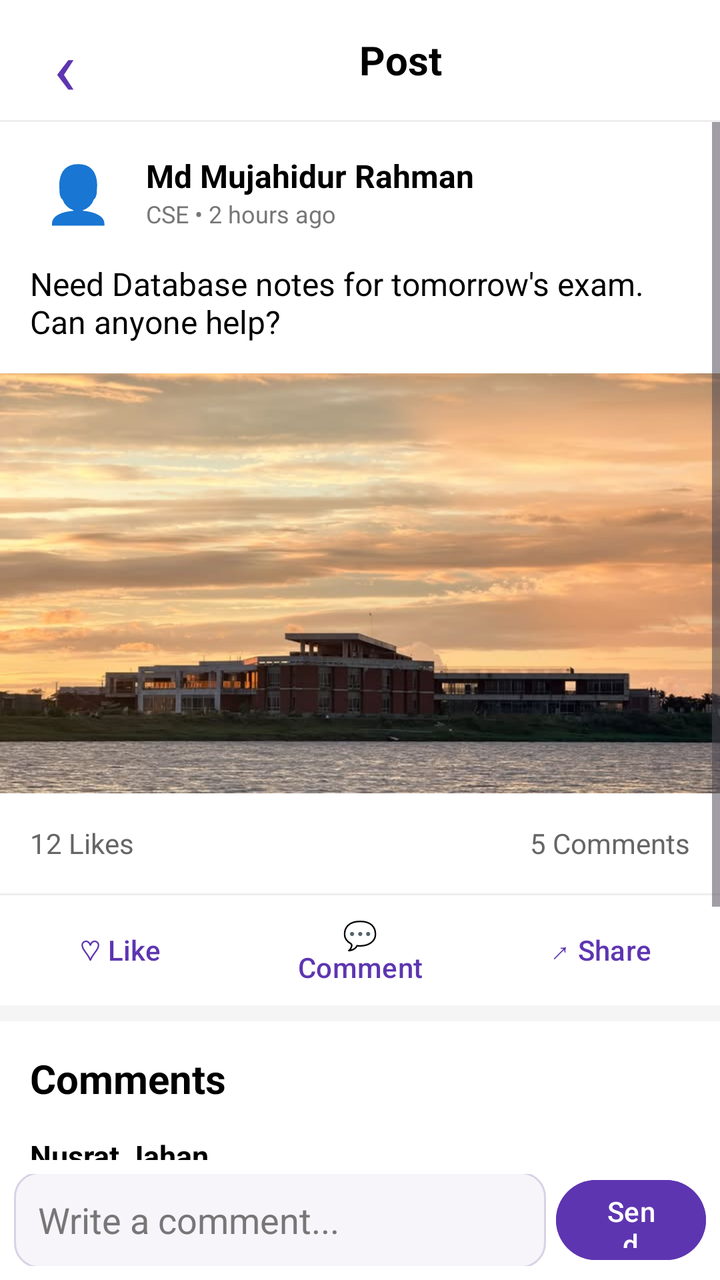
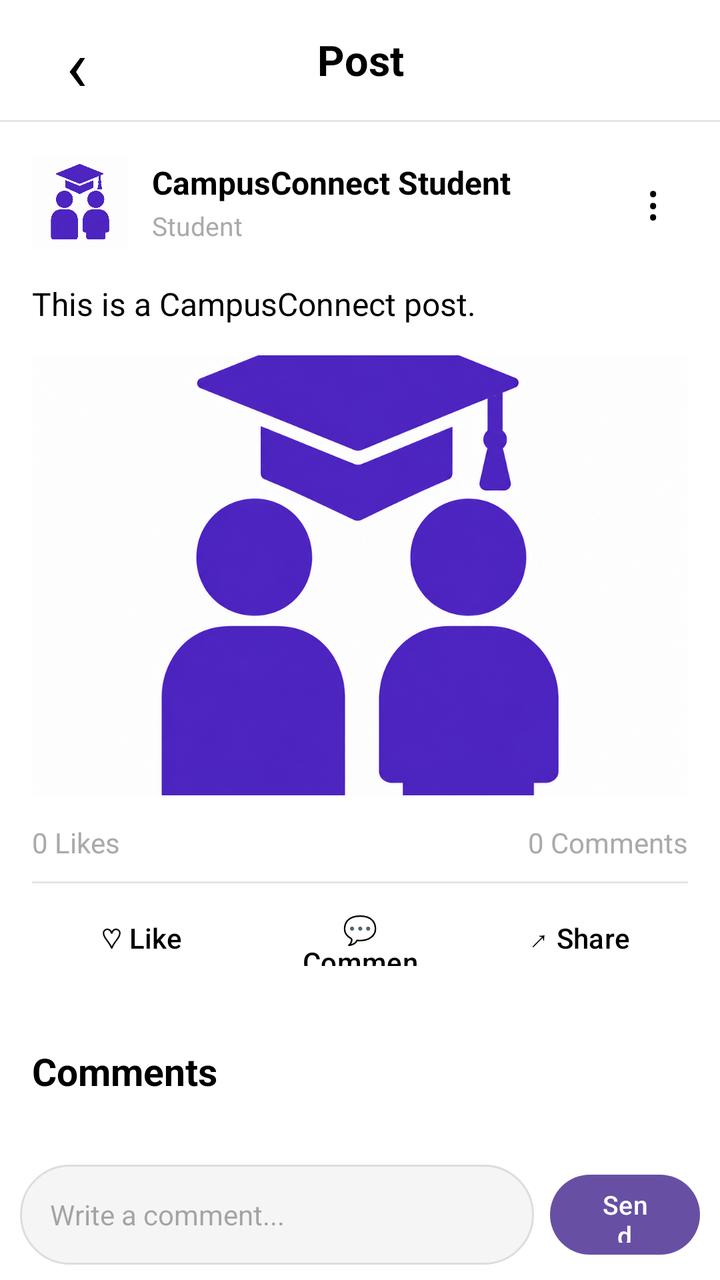

Screens rendered from an Android XML layout before and after an edit, with the pre-edit source and the edit as a unified diff.
<!-- AndroidManifest.xml: application theme Theme.CampusConnect -->
<!-- res/layout/activity_post_details.xml -->
<?xml version="1.0" encoding="utf-8"?>
<LinearLayout
    xmlns:android="http://schemas.android.com/apk/res/android"
    android:layout_width="match_parent"
    android:layout_height="match_parent"
    android:orientation="vertical"
    android:background="@color/white">

    

    <LinearLayout
        android:layout_width="match_parent"
        android:layout_height="60dp"
        android:gravity="center_vertical"
        android:paddingStart="10dp"
        android:paddingEnd="15dp">

        <TextView
            android:id="@+id/tvBack"
            android:layout_width="45dp"
            android:layout_height="45dp"
            android:gravity="center"
            android:text="‹"
            android:textSize="38sp"
            android:textColor="@color/app_name"
            android:clickable="true"
            android:focusable="true"/>

        <TextView
            android:layout_width="0dp"
            android:layout_height="wrap_content"
            android:layout_weight="1"
            android:text="Post"
            android:textSize="20sp"
            android:textStyle="bold"
            android:gravity="center"
            android:textColor="@color/black"/>

    </LinearLayout>

    <View
        android:layout_width="match_parent"
        android:layout_height="1dp"
        android:background="#EEEEEE"/>


    

    <ScrollView
        android:layout_width="match_parent"
        android:layout_height="0dp"
        android:layout_weight="1"
        android:fillViewport="true">

        <LinearLayout
            android:layout_width="match_parent"
            android:layout_height="wrap_content"
            android:orientation="vertical">

            

            <LinearLayout
                android:layout_width="match_parent"
                android:layout_height="70dp"
                android:orientation="horizontal"
                android:gravity="center_vertical"
                android:paddingStart="15dp"
                android:paddingEnd="15dp">

                <TextView
                    android:layout_width="48dp"
                    android:layout_height="48dp"
                    android:gravity="center"
                    android:text="👤"
                    android:textSize="28sp"/>

                <LinearLayout
                    android:layout_width="wrap_content"
                    android:layout_height="wrap_content"
                    android:orientation="vertical"
                    android:layout_marginStart="10dp">

                    <TextView
                        android:layout_width="wrap_content"
                        android:layout_height="wrap_content"
                        android:text="Md Mujahidur Rahman"
                        android:textSize="16sp"
                        android:textStyle="bold"
                        android:textColor="@color/black"/>

                    <TextView
                        android:layout_width="wrap_content"
                        android:layout_height="wrap_content"
                        android:text="CSE • 2 hours ago"
                        android:textSize="12sp"
                        android:textColor="#777777"/>

                </LinearLayout>

            </LinearLayout>


            

            <TextView
                android:layout_width="match_parent"
                android:layout_height="wrap_content"
                android:paddingStart="15dp"
                android:paddingEnd="15dp"
                android:paddingBottom="15dp"
                android:text="Need Database notes for tomorrow's exam. Can anyone help?"
                android:textSize="16sp"
                android:textColor="@color/black"/>


            

            <ImageView
                android:layout_width="match_parent"
                android:layout_height="210dp"
                android:src="@drawable/campus"
                android:scaleType="centerCrop"
                android:contentDescription="Post Image"/>


            

            <LinearLayout
                android:layout_width="match_parent"
                android:layout_height="50dp"
                android:gravity="center_vertical"
                android:paddingStart="15dp"
                android:paddingEnd="15dp">

                <TextView
                    android:id="@+id/tvLikeCount"
                    android:layout_width="0dp"
                    android:layout_height="wrap_content"
                    android:layout_weight="1"
                    android:text="12 Likes"
                    android:textSize="14sp"
                    android:textColor="#666666"/>

                <TextView
                    android:id="@+id/tvCommentCount"
                    android:layout_width="wrap_content"
                    android:layout_height="wrap_content"
                    android:text="5 Comments"
                    android:textSize="14sp"
                    android:textColor="#666666"/>

            </LinearLayout>


            <View
                android:layout_width="match_parent"
                android:layout_height="1dp"
                android:background="#EEEEEE"/>


            

            <LinearLayout
                android:layout_width="match_parent"
                android:layout_height="55dp"
                android:orientation="horizontal">

                <Button
                    android:id="@+id/btnLike"
                    android:layout_width="0dp"
                    android:layout_height="match_parent"
                    android:layout_weight="1"
                    android:text="♡ Like"
                    android:textColor="@color/app_name"
                    android:backgroundTint="@android:color/transparent"/>

                <Button
                    android:id="@+id/btnComment"
                    android:layout_width="0dp"
                    android:layout_height="match_parent"
                    android:layout_weight="1"
                    android:text="💬 Comment"
                    android:textColor="@color/app_name"
                    android:backgroundTint="@android:color/transparent"/>

                <Button
                    android:id="@+id/btnShare"
                    android:layout_width="0dp"
                    android:layout_height="match_parent"
                    android:layout_weight="1"
                    android:text="↗ Share"
                    android:textColor="@color/app_name"
                    android:backgroundTint="@android:color/transparent"/>

            </LinearLayout>


            <View
                android:layout_width="match_parent"
                android:layout_height="8dp"
                android:background="#F5F5F5"/>


            

            <TextView
                android:layout_width="wrap_content"
                android:layout_height="wrap_content"
                android:text="Comments"
                android:textSize="20sp"
                android:textStyle="bold"
                android:textColor="@color/black"
                android:padding="15dp"/>


            

            <LinearLayout
                android:id="@+id/commentContainer"
                android:layout_width="match_parent"
                android:layout_height="wrap_content"
                android:orientation="vertical">

                

                <LinearLayout
                    android:layout_width="match_parent"
                    android:layout_height="wrap_content"
                    android:orientation="vertical"
                    android:paddingStart="15dp"
                    android:paddingEnd="15dp"
                    android:paddingBottom="15dp">

                    <TextView
                        android:layout_width="wrap_content"
                        android:layout_height="wrap_content"
                        android:text="Nusrat Jahan"
                        android:textStyle="bold"
                        android:textSize="15sp"
                        android:textColor="@color/black"/>

                    <TextView
                        android:layout_width="match_parent"
                        android:layout_height="wrap_content"
                        android:layout_marginTop="4dp"
                        android:text="Sure, I have the notes."
                        android:textSize="14sp"
                        android:textColor="#666666"/>

                </LinearLayout>


                

                <LinearLayout
                    android:layout_width="match_parent"
                    android:layout_height="wrap_content"
                    android:orientation="vertical"
                    android:paddingStart="15dp"
                    android:paddingEnd="15dp"
                    android:paddingBottom="15dp">

                    <TextView
                        android:layout_width="wrap_content"
                        android:layout_height="wrap_content"
                        android:text="Tanvir Hasan"
                        android:textStyle="bold"
                        android:textSize="15sp"
                        android:textColor="@color/black"/>

                    <TextView
                        android:layout_width="match_parent"
                        android:layout_height="wrap_content"
                        android:layout_marginTop="4dp"
                        android:text="Please share with me too."
                        android:textSize="14sp"
                        android:textColor="#666666"/>

                </LinearLayout>


                

                <LinearLayout
                    android:layout_width="match_parent"
                    android:layout_height="wrap_content"
                    android:orientation="vertical"
                    android:paddingStart="15dp"
                    android:paddingEnd="15dp"
                    android:paddingBottom="20dp">

                    <TextView
                        android:layout_width="wrap_content"
                        android:layout_height="wrap_content"
                        android:text="Md Mujahidur Rahman"
                        android:textStyle="bold"
                        android:textSize="15sp"
                        android:textColor="@color/black"/>

                    <TextView
                        android:layout_width="match_parent"
                        android:layout_height="wrap_content"
                        android:layout_marginTop="4dp"
                        android:text="Thanks everyone!"
                        android:textSize="14sp"
                        android:textColor="#666666"/>

                </LinearLayout>

            </LinearLayout>

        </LinearLayout>

    </ScrollView>


    

    <LinearLayout
        android:layout_width="match_parent"
        android:layout_height="60dp"
        android:orientation="horizontal"
        android:gravity="center_vertical"
        android:padding="7dp"
        android:background="@color/white">

        <EditText
            android:id="@+id/etComment"
            android:layout_width="0dp"
            android:layout_height="48dp"
            android:layout_weight="1"
            android:hint="Write a comment..."
            android:singleLine="true"
            android:textColor="@color/black"
            android:textColorHint="#777777"
            android:paddingStart="12dp"
            android:paddingEnd="12dp"
            android:background="@drawable/edittext_background"/>

        <Button
            android:id="@+id/btnSendComment"
            android:layout_width="75dp"
            android:layout_height="48dp"
            android:layout_marginStart="5dp"
            android:text="Send"
            android:textColor="@color/white"
            android:backgroundTint="@color/app_name"/>

    </LinearLayout>

</LinearLayout>
<!-- resources referenced by this layout -->
<resources>
  <color name="app_name">#5E35B1</color>
  <color name="black">#FF000000</color>
  <color name="white">#FFFFFFFF</color>
  <!-- drawable campus: jpg bitmap (drawable, 52327 bytes) -->
  <!-- drawable edittext_background (drawable) -->
  <?xml version="1.0" encoding="utf-8"?>
  <shape
      xmlns:android="http://schemas.android.com/apk/res/android"
      android:shape="rectangle">
  
      <solid
          android:color="#F7F5FA"/>
  
      <corners
          android:radius="12dp"/>
  
      <stroke
          android:width="1dp"
          android:color="#D8D2E5"/>
  
  </shape>
  <style name="Theme.CampusConnect" parent="Base.Theme.CampusConnect" />
  <style name="Base.Theme.CampusConnect" parent="Theme.Material3.DayNight.NoActionBar">
          
          
      </style>
</resources>

<!-- the commit's change to res/layout/activity_post_details.xml (unified diff, before → after) -->
@@ -1,19 +1,22 @@
 <?xml version="1.0" encoding="utf-8"?>
-<LinearLayout
-    xmlns:android="http://schemas.android.com/apk/res/android"
+<LinearLayout xmlns:android="http://schemas.android.com/apk/res/android"
     android:layout_width="match_parent"
     android:layout_height="match_parent"
     android:orientation="vertical"
     android:background="@color/white">
 
     
+    
+    
 
     <LinearLayout
         android:layout_width="match_parent"
         android:layout_height="60dp"
+        android:orientation="horizontal"
         android:gravity="center_vertical"
-        android:paddingStart="10dp"
-        android:paddingEnd="15dp">
+        android:paddingStart="16dp"
+        android:paddingEnd="16dp"
+        android:background="@color/white">
 
         <TextView
             android:id="@+id/tvBack"
@@ -21,29 +24,36 @@
             android:layout_height="45dp"
             android:gravity="center"
             android:text="‹"
-            android:textSize="38sp"
-            android:textColor="@color/app_name"
+            android:textSize="36sp"
+            android:textColor="@color/black"
             android:clickable="true"
-            android:focusable="true"/>
+            android:focusable="true" />
 
         <TextView
             android:layout_width="0dp"
             android:layout_height="wrap_content"
             android:layout_weight="1"
+            android:gravity="center"
             android:text="Post"
-            android:textSize="20sp"
+            android:textSize="21sp"
             android:textStyle="bold"
-            android:gravity="center"
-            android:textColor="@color/black"/>
+            android:textColor="@color/black" />
+
+        <View
+            android:layout_width="45dp"
+            android:layout_height="45dp" />
 
     </LinearLayout>
+
+    
 
     <View
         android:layout_width="match_parent"
         android:layout_height="1dp"
-        android:background="#EEEEEE"/>
-
-
+        android:background="#E5E5E5" />
+
+    
+    
     
 
     <ScrollView
@@ -58,293 +68,254 @@
             android:orientation="vertical">
 
             
+            
+            
 
             <LinearLayout
                 android:layout_width="match_parent"
-                android:layout_height="70dp"
-                android:orientation="horizontal"
-                android:gravity="center_vertical"
-                android:paddingStart="15dp"
-                android:paddingEnd="15dp">
+                android:layout_height="wrap_content"
+                android:orientation="vertical"
+                android:padding="16dp">
+
+                
+
+                <LinearLayout
+                    android:layout_width="match_parent"
+                    android:layout_height="wrap_content"
+                    android:orientation="horizontal"
+                    android:gravity="center_vertical">
+
+                    
+
+                    <ImageView
+                        android:layout_width="48dp"
+                        android:layout_height="48dp"
+                        android:src="@drawable/logo"
+                        android:scaleType="centerCrop"
+                        android:contentDescription="Profile Image" />
+
+                    
+
+                    <LinearLayout
+                        android:layout_width="0dp"
+                        android:layout_height="wrap_content"
+                        android:layout_weight="1"
+                        android:orientation="vertical"
+                        android:paddingStart="12dp">
+
+                        <TextView
+                            android:id="@+id/tvPostName"
+                            android:layout_width="match_parent"
+                            android:layout_height="wrap_content"
+                            android:text="CampusConnect Student"
+                            android:textSize="16sp"
+                            android:textStyle="bold"
+                            android:textColor="@color/black" />
+
+                        <TextView
+                            android:layout_width="match_parent"
+                            android:layout_height="wrap_content"
+                            android:text="Student"
+                            android:textSize="13sp"
+                            android:textColor="@android:color/darker_gray"
+                            android:layout_marginTop="2dp" />
+
+                    </LinearLayout>
+
+                    
+
+                    <TextView
+                        android:layout_width="35dp"
+                        android:layout_height="35dp"
+                        android:gravity="center"
+                        android:text="⋮"
+                        android:textSize="24sp"
+                        android:textColor="@color/black" />
+
+                </LinearLayout>
+
+                
+                
+                
 
                 <TextView
-                    android:layout_width="48dp"
-                    android:layout_height="48dp"
-                    android:gravity="center"
-                    android:text="👤"
-                    android:textSize="28sp"/>
+                    android:id="@+id/tvPostText"
+                    android:layout_width="match_parent"
+                    android:layout_height="wrap_content"
+                    android:layout_marginTop="16dp"
+                    android:text="This is a CampusConnect post."
+                    android:textSize="16sp"
+                    android:textColor="@color/black"
+                    android:lineSpacingExtra="4dp" />
+
+                
+                
+                
+
+                <ImageView
+                    android:id="@+id/imgPost"
+                    android:layout_width="match_parent"
+                    android:layout_height="220dp"
+                    android:layout_marginTop="15dp"
+                    android:scaleType="centerCrop"
+                    android:src="@drawable/logo"
+                    android:contentDescription="Post Image" />
+
+                
+                
+                
 
                 <LinearLayout
-                    android:layout_width="wrap_content"
-                    android:layout_height="wrap_content"
-                    android:orientation="vertical"
-                    android:layout_marginStart="10dp">
+                    android:layout_width="match_parent"
+                    android:layout_height="wrap_content"
+                    android:orientation="horizontal"
+                    android:paddingTop="14dp"
+                    android:paddingBottom="10dp">
 
                     <TextView
+                        android:id="@+id/tvLikeCount"
+                        android:layout_width="0dp"
+                        android:layout_height="wrap_content"
+                        android:layout_weight="1"
+                        android:text="0 Likes"
+                        android:textSize="14sp"
+                        android:textColor="@android:color/darker_gray" />
+
+                    <TextView
+                        android:id="@+id/tvCommentCount"
                         android:layout_width="wrap_content"
                         android:layout_height="wrap_content"
-                        android:text="Md Mujahidur Rahman"
-                        android:textSize="16sp"
-                        android:textStyle="bold"
-                        android:textColor="@color/black"/>
-
-                    <TextView
-                        android:layout_width="wrap_content"
-                        android:layout_height="wrap_content"
-                        android:text="CSE • 2 hours ago"
-                        android:textSize="12sp"
-                        android:textColor="#777777"/>
+                        android:text="0 Comments"
+                        android:textSize="14sp"
+                        android:textColor="@android:color/darker_gray" />
 
                 </LinearLayout>
 
+                
+
+                <View
+                    android:layout_width="match_parent"
+                    android:layout_height="1dp"
+                    android:background="#E5E5E5" />
+
+                
+                
+                
+
+                <LinearLayout
+                    android:layout_width="match_parent"
+                    android:layout_height="55dp"
+                    android:orientation="horizontal"
+                    android:gravity="center">
+
+                    <Button
+                        android:id="@+id/btnLike"
+                        android:layout_width="0dp"
+                        android:layout_height="48dp"
+                        android:layout_weight="1"
+                        android:text="♡ Like"
+                        android:textSize="14sp"
+                        android:textAllCaps="false"
+                        android:backgroundTint="@android:color/transparent"
+                        android:textColor="@color/black" />
+
+                    <Button
+                        android:id="@+id/btnComment"
+                        android:layout_width="0dp"
+                        android:layout_height="48dp"
+                        android:layout_weight="1"
+                        android:text="💬 Comment"
+                        android:textSize="14sp"
+                        android:textAllCaps="false"
+                        android:backgroundTint="@android:color/transparent"
+                        android:textColor="@color/black" />
+
+                    <Button
+                        android:id="@+id/btnShare"
+                        android:layout_width="0dp"
+                        android:layout_height="48dp"
+                        android:layout_weight="1"
+                        android:text="↗ Share"
+                        android:textSize="14sp"
+                        android:textAllCaps="false"
+                        android:backgroundTint="@android:color/transparent"
+                        android:textColor="@color/black" />
+
+                </LinearLayout>
+
             </LinearLayout>
 
-
-            
-
-            <TextView
+            
+            
+            
+
+            <LinearLayout
                 android:layout_width="match_parent"
                 android:layout_height="wrap_content"
-                android:paddingStart="15dp"
-                android:paddingEnd="15dp"
-                android:paddingBottom="15dp"
-                android:text="Need Database notes for tomorrow's exam. Can anyone help?"
-                android:textSize="16sp"
-                android:textColor="@color/black"/>
-
-
-            
-
-            <ImageView
-                android:layout_width="match_parent"
-                android:layout_height="210dp"
-                android:src="@drawable/campus"
-                android:scaleType="centerCrop"
-                android:contentDescription="Post Image"/>
-
-
-            
-
-            <LinearLayout
-                android:layout_width="match_parent"
-                android:layout_height="50dp"
-                android:gravity="center_vertical"
-                android:paddingStart="15dp"
-                android:paddingEnd="15dp">
+                android:orientation="vertical"
+                android:paddingStart="16dp"
+                android:paddingEnd="16dp"
+                android:paddingTop="10dp">
 
                 <TextView
-                    android:id="@+id/tvLikeCount"
-                    android:layout_width="0dp"
-                    android:layout_height="wrap_content"
-                    android:layout_weight="1"
-                    android:text="12 Likes"
-                    android:textSize="14sp"
-                    android:textColor="#666666"/>
-
-                <TextView
-                    android:id="@+id/tvCommentCount"
-                    android:layout_width="wrap_content"
-                    android:layout_height="wrap_content"
-                    android:text="5 Comments"
-                    android:textSize="14sp"
-                    android:textColor="#666666"/>
+                    android:layout_width="match_parent"
+                    android:layout_height="wrap_content"
+                    android:text="Comments"
+                    android:textSize="19sp"
+                    android:textStyle="bold"
+                    android:textColor="@color/black" />
+
+                
+
+                <LinearLayout
+                    android:id="@+id/commentContainer"
+                    android:layout_width="match_parent"
+                    android:layout_height="wrap_content"
+                    android:orientation="vertical"
+                    android:paddingTop="8dp"
+                    android:paddingBottom="10dp">
+
+                </LinearLayout>
 
             </LinearLayout>
 
-
-            <View
-                android:layout_width="match_parent"
-                android:layout_height="1dp"
-                android:background="#EEEEEE"/>
-
-
-            
-
-            <LinearLayout
-                android:layout_width="match_parent"
-                android:layout_height="55dp"
-                android:orientation="horizontal">
-
-                <Button
-                    android:id="@+id/btnLike"
-                    android:layout_width="0dp"
-                    android:layout_height="match_parent"
-                    android:layout_weight="1"
-                    android:text="♡ Like"
-                    android:textColor="@color/app_name"
-                    android:backgroundTint="@android:color/transparent"/>
-
-                <Button
-                    android:id="@+id/btnComment"
-                    android:layout_width="0dp"
-                    android:layout_height="match_parent"
-                    android:layout_weight="1"
-                    android:text="💬 Comment"
-                    android:textColor="@color/app_name"
-                    android:backgroundTint="@android:color/transparent"/>
-
-                <Button
-                    android:id="@+id/btnShare"
-                    android:layout_width="0dp"
-                    android:layout_height="match_parent"
-                    android:layout_weight="1"
-                    android:text="↗ Share"
-                    android:textColor="@color/app_name"
-                    android:backgroundTint="@android:color/transparent"/>
-
-            </LinearLayout>
-
-
-            <View
-                android:layout_width="match_parent"
-                android:layout_height="8dp"
-                android:background="#F5F5F5"/>
-
-
-            
-
-            <TextView
-                android:layout_width="wrap_content"
-                android:layout_height="wrap_content"
-                android:text="Comments"
-                android:textSize="20sp"
-                android:textStyle="bold"
-                android:textColor="@color/black"
-                android:padding="15dp"/>
-
-
-            
-
-            <LinearLayout
-                android:id="@+id/commentContainer"
-                android:layout_width="match_parent"
-                android:layout_height="wrap_content"
-                android:orientation="vertical">
-
-                
-
-                <LinearLayout
-                    android:layout_width="match_parent"
-                    android:layout_height="wrap_content"
-                    android:orientation="vertical"
-                    android:paddingStart="15dp"
-                    android:paddingEnd="15dp"
-                    android:paddingBottom="15dp">
-
-                    <TextView
-                        android:layout_width="wrap_content"
-                        android:layout_height="wrap_content"
-                        android:text="Nusrat Jahan"
-                        android:textStyle="bold"
-                        android:textSize="15sp"
-                        android:textColor="@color/black"/>
-
-                    <TextView
-                        android:layout_width="match_parent"
-                        android:layout_height="wrap_content"
-                        android:layout_marginTop="4dp"
-                        android:text="Sure, I have the notes."
-                        android:textSize="14sp"
-                        android:textColor="#666666"/>
-
-                </LinearLayout>
-
-
-                
-
-                <LinearLayout
-                    android:layout_width="match_parent"
-                    android:layout_height="wrap_content"
-                    android:orientation="vertical"
-                    android:paddingStart="15dp"
-                    android:paddingEnd="15dp"
-                    android:paddingBottom="15dp">
-
-                    <TextView
-                        android:layout_width="wrap_content"
-                        android:layout_height="wrap_content"
-                        android:text="Tanvir Hasan"
-                        android:textStyle="bold"
-                        android:textSize="15sp"
-                        android:textColor="@color/black"/>
-
-                    <TextView
-                        android:layout_width="match_parent"
-                        android:layout_height="wrap_content"
-                        android:layout_marginTop="4dp"
-                        android:text="Please share with me too."
-                        android:textSize="14sp"
-                        android:textColor="#666666"/>
-
-                </LinearLayout>
-
-
-                
-
-                <LinearLayout
-                    android:layout_width="match_parent"
-                    android:layout_height="wrap_content"
-                    android:orientation="vertical"
-                    android:paddingStart="15dp"
-                    android:paddingEnd="15dp"
-                    android:paddingBottom="20dp">
-
-                    <TextView
-                        android:layout_width="wrap_content"
-                        android:layout_height="wrap_content"
-                        android:text="Md Mujahidur Rahman"
-                        android:textStyle="bold"
-                        android:textSize="15sp"
-                        android:textColor="@color/black"/>
-
-                    <TextView
-                        android:layout_width="match_parent"
-                        android:layout_height="wrap_content"
-                        android:layout_marginTop="4dp"
-                        android:text="Thanks everyone!"
-                        android:textSize="14sp"
-                        android:textColor="#666666"/>
-
-                </LinearLayout>
-
-            </LinearLayout>
-
         </LinearLayout>
 
     </ScrollView>
 
-
+    
+    
     
 
     <LinearLayout
         android:layout_width="match_parent"
-        android:layout_height="60dp"
+        android:layout_height="65dp"
         android:orientation="horizontal"
         android:gravity="center_vertical"
-        android:padding="7dp"
+        android:paddingStart="10dp"
+        android:paddingEnd="10dp"
         android:background="@color/white">
 
         <EditText
             android:id="@+id/etComment"
             android:layout_width="0dp"
-            android:layout_height="48dp"
+            android:layout_height="50dp"
             android:layout_weight="1"
             android:hint="Write a comment..."
-            android:singleLine="true"
-            android:textColor="@color/black"
-            android:textColorHint="#777777"
-            android:paddingStart="12dp"
-            android:paddingEnd="12dp"
-            android:background="@drawable/edittext_background"/>
+            android:textSize="14sp"
+            android:paddingStart="15dp"
+            android:paddingEnd="15dp"
+            android:background="@drawable/edittext_background"
+            android:singleLine="true" />
 
         <Button
             android:id="@+id/btnSendComment"
             android:layout_width="75dp"
             android:layout_height="48dp"
-            android:layout_marginStart="5dp"
+            android:layout_marginStart="8dp"
             android:text="Send"
-            android:textColor="@color/white"
-            android:backgroundTint="@color/app_name"/>
+            android:textSize="13sp"
+            android:textAllCaps="false" />
 
     </LinearLayout>
 
<!-- resource entries referenced after the edit -->
@@ -1,26 +1,22 @@
 <!-- resources referenced by this layout -->
 <resources>
-  <color name="app_name">#5E35B1</color>
   <color name="black">#FF000000</color>
   <color name="white">#FFFFFFFF</color>
-  <!-- drawable campus: jpg bitmap (drawable, 52327 bytes) -->
   <!-- drawable edittext_background (drawable) -->
   <?xml version="1.0" encoding="utf-8"?>
-  <shape
-      xmlns:android="http://schemas.android.com/apk/res/android"
+  <shape xmlns:android="http://schemas.android.com/apk/res/android"
       android:shape="rectangle">
   
-      <solid
-          android:color="#F7F5FA"/>
+      <solid android:color="#F5F5F5" />
   
-      <corners
-          android:radius="12dp"/>
+      <corners android:radius="25dp" />
   
       <stroke
           android:width="1dp"
-          android:color="#D8D2E5"/>
+          android:color="#DDDDDD" />
   
   </shape>
+  <!-- drawable logo: png bitmap (drawable, 873731 bytes) -->
   <style name="Theme.CampusConnect" parent="Base.Theme.CampusConnect" />
   <style name="Base.Theme.CampusConnect" parent="Theme.Material3.DayNight.NoActionBar">
           
